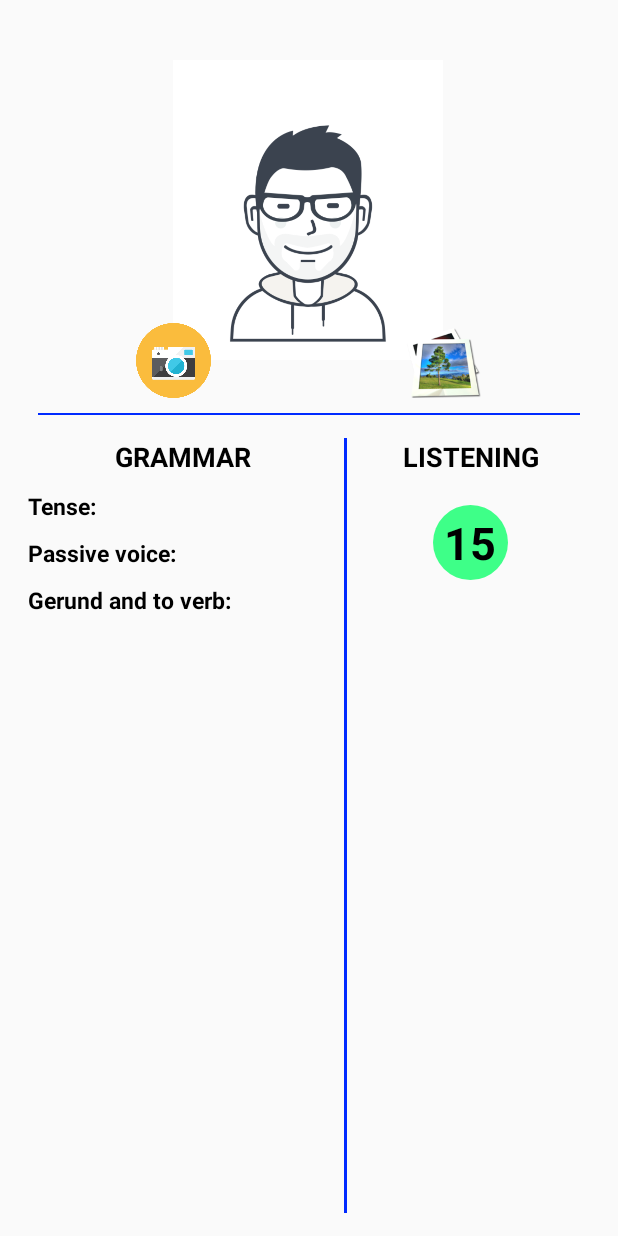
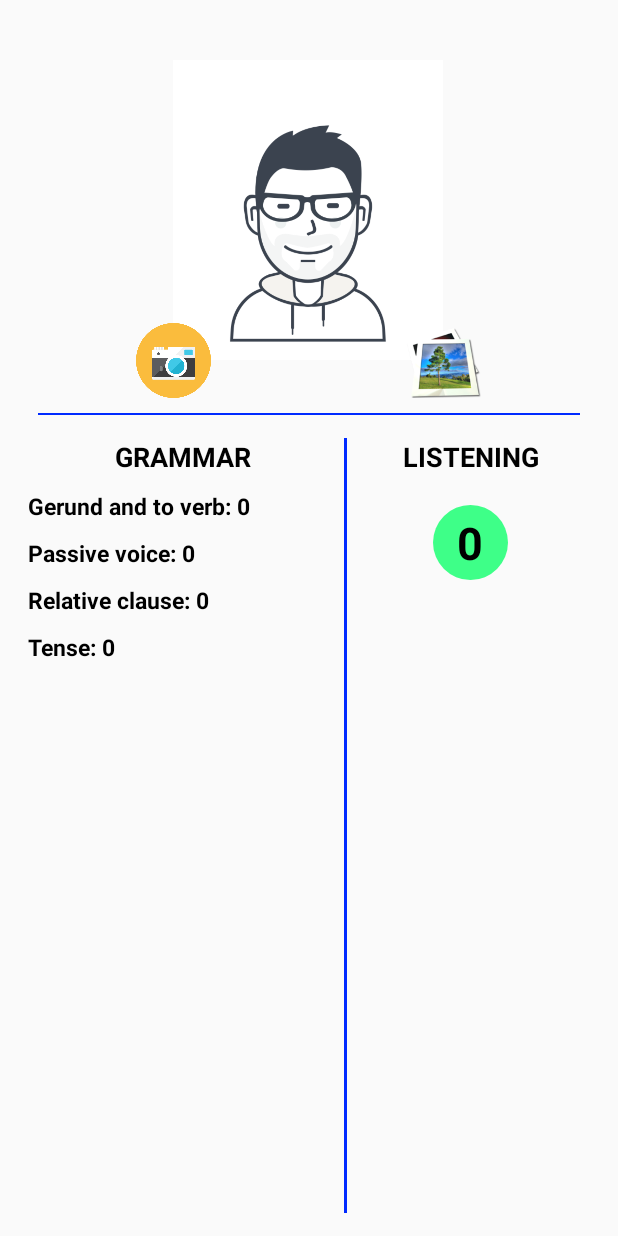
Before and after one commit to Thanhlongbem/English-Game, an Android app: the fragment InfomationFragment shown on its own in the app's theme, on a phone screen of 412 x 824 dp. Run offline under Robolectric (Android 15) with nearby library versions, the phone set to English and light mode, and no system bars; pictures from the network do not load.

Commit message:
save score ver 1

```diff
--- a/app/build.gradle
+++ b/app/build.gradle
@@ -10,7 +10,7 @@ android {
     compileSdkVersion 28
     defaultConfig {
         applicationId "thanhlongbanh8997.englishforeverybody"
-        minSdkVersion 17
+        minSdkVersion 16
         targetSdkVersion 28
         versionCode 1
         versionName "1.0"
@@ -22,6 +22,8 @@ android {
             minifyEnabled false
             proguardFiles getDefaultProguardFile('proguard-android.txt'), 'proguard-rules.pro'
         }
+    }
+    productFlavors {
     }
 }
 
--- a/app/src/main/java/thanhlongbanh8997/englishforeverybody/fragment/InfomationFragment.java
+++ b/app/src/main/java/thanhlongbanh8997/englishforeverybody/fragment/InfomationFragment.java
@@ -1,17 +1,21 @@
 package thanhlongbanh8997.englishforeverybody.fragment;
 
+import android.content.Context;
 import android.content.Intent;
+import android.content.SharedPreferences;
 import android.net.Uri;
 import android.os.Bundle;
 import android.provider.MediaStore;
 import android.support.annotation.NonNull;
 import android.support.annotation.Nullable;
 import android.support.v4.app.Fragment;
+import android.util.Log;
 import android.view.LayoutInflater;
 import android.view.View;
 import android.view.ViewGroup;
 import android.widget.Button;
 import android.widget.ImageView;
+import android.widget.TextView;
 
 import thanhlongbanh8997.englishforeverybody.R;
 
@@ -23,6 +27,12 @@ public class InfomationFragment extends Fragment {
     Button chooseImageFromGallery;
     Button usingCamera;
 
+    TextView userGrammarGerundAndToVerb;
+    TextView userGrammarPassiveVoice;
+    TextView userRelativeClause;
+    TextView userGrammarTense;
+    TextView userLisScore;
+
     public InfomationFragment() {
     }
 
@@ -31,9 +41,17 @@ public class InfomationFragment extends Fragment {
     public View onCreateView(@NonNull LayoutInflater inflater, @Nullable ViewGroup container, @Nullable Bundle savedInstanceState) {
         v = inflater.inflate(R.layout.fragment_info,container,false);
 
+
+        initView();
+        initScoreDefault();
+
+
+
         imgUser = v.findViewById(R.id.imgUser);
         chooseImageFromGallery = v.findViewById(R.id.chooseImageFromGallery);
         usingCamera = v.findViewById(R.id.usingCamera);
+
+
 
         ImageGallery();
         UsingCamera();
@@ -43,6 +61,32 @@ public class InfomationFragment extends Fragment {
 
 
         return v;
+    }
+
+    public void initView(){
+        userGrammarGerundAndToVerb = v.findViewById(R.id.userGrammarGerundAndToVerb);
+        userGrammarPassiveVoice = v.findViewById(R.id.userGrammarPassiveVoice);
+        userRelativeClause = v.findViewById(R.id.userRelativeClause);
+        userGrammarTense = v.findViewById(R.id.userGrammarTense);
+        userLisScore = v.findViewById(R.id.userLisScore);
+    }
+
+    public void initScoreDefault(){
+        SharedPreferences prefs = getContext().getSharedPreferences("SPFolder", Context.MODE_PRIVATE);
+        int ScoreGrm_GATV = prefs.getInt("GRAM_gatv", 0);
+        int ScoreGrm_PQ = prefs.getInt("GRM_pq", 0);
+        int ScoreGrm_RC = prefs.getInt("GRM_rc", 0);
+        int ScoreGrm_TQ = prefs.getInt("GRM_tq", 0);
+        int ScoreLIS = prefs.getInt("LIS", 0);
+
+
+
+        userGrammarGerundAndToVerb.setText("Gerund and to verb: " + String.valueOf(ScoreGrm_GATV));
+        userGrammarPassiveVoice.setText("Passive voice: " + String.valueOf(ScoreGrm_PQ));
+        userRelativeClause.setText("Relative clause: " + String.valueOf(ScoreGrm_RC));
+        userGrammarTense.setText("Tense: " + String.valueOf(ScoreGrm_TQ));
+        userLisScore.setText(String.valueOf(ScoreLIS));
+
     }
 
 
--- a/app/src/main/res/layout/fragment_info.xml
+++ b/app/src/main/res/layout/fragment_info.xml
@@ -5,6 +5,7 @@
     android:layout_width="match_parent"
     android:layout_height="match_parent"
     android:orientation="vertical"
+    android:weightSum="20"
     android:padding="15dp">
 
     <FrameLayout
@@ -30,7 +31,8 @@
                 android:layout_height="50dp"
                 android:layout_alignParentBottom="true"
                 android:layout_alignParentEnd="true"
-                android:background="@drawable/gallery" />
+                android:background="@drawable/gallery"
+                android:layout_alignParentRight="true" />
 
             <Button
                 android:id="@+id/usingCamera"
@@ -38,7 +40,8 @@
                 android:layout_height="50dp"
                 android:layout_alignParentBottom="true"
                 android:layout_alignParentStart="true"
-                android:background="@drawable/camera" />
+                android:background="@drawable/camera"
+                android:layout_alignParentLeft="true" />
 
         </RelativeLayout>
     </FrameLayout>
@@ -71,10 +74,10 @@
                 />
             <TextView
                 android:layout_marginLeft="3dp"
-                android:id="@+id/userGrammarTense"
+                android:id="@+id/userGrammarGerundAndToVerb"
                 android:layout_marginTop="10dp"
                 android:textStyle="bold"
-                android:text="Tense: "
+                android:text="Gerund and to verb: "
                 android:layout_width="match_parent"
                 android:layout_height="wrap_content"
                 android:textColor="@color/black"
@@ -93,15 +96,28 @@
                 />
             <TextView
                 android:layout_marginLeft="3dp"
-                android:id="@+id/userGrammarGerundAndToVerb"
+                android:id="@+id/userRelativeClause"
                 android:layout_marginTop="10dp"
                 android:textStyle="bold"
-                android:text="Gerund and to verb: "
+                android:text="Relative clause: "
                 android:layout_width="match_parent"
                 android:layout_height="wrap_content"
                 android:textColor="@color/black"
                 android:textSize="15sp"
                 />
+            <TextView
+                android:layout_marginLeft="3dp"
+                android:id="@+id/userGrammarTense"
+                android:layout_marginTop="10dp"
+                android:textStyle="bold"
+                android:text="Tense: "
+                android:layout_width="match_parent"
+                android:layout_height="wrap_content"
+                android:textColor="@color/black"
+                android:textSize="15sp"
+                />
+
+
         </LinearLayout>
 
         <View
@@ -134,12 +150,11 @@
                 android:layout_marginTop="20dp">
 
                 <TextView
-
+                    android:id="@+id/userLisScore"
                     android:layout_width="wrap_content"
                     android:layout_height="wrap_content"
                     android:layout_gravity="center"
                     android:gravity="center"
-
                     android:text="15"
                     android:textColor="@color/black"
                     android:textSize="30sp"
--- a/app/src/main/res/values/strings.xml
+++ b/app/src/main/res/values/strings.xml
@@ -17,7 +17,7 @@
     <string name="cau12">50.000.000 VND</string>
     <string name="cau13">70.000.000 VND</string>
     <string name="cau14">100.000.000 VND</string>
-    <string name="cau15">150.000.000 VND</string>
+    <string name="cau15">Champion</string>
 
 
 
```
Also changed, not shown: app/src/main/java/thanhlongbanh8997/englishforeverybody/MainActivity.java (+22 -1 lines), app/src/main/java/thanhlongbanh8997/englishforeverybody/grammar/GerundAndToVerb.java (+32 -6 lines), app/src/main/java/thanhlongbanh8997/englishforeverybody/grammar/PassivoiceQuestion.java (+12 -0 lines), app/src/main/java/thanhlongbanh8997/englishforeverybody/grammar/RelativeClause.java (+11 -0 lines), app/src/main/java/thanhlongbanh8997/englishforeverybody/grammar/TenseQuestion.java (+10 -0 lines), app/src/main/java/thanhlongbanh8997/englishforeverybody/listening/ContentListening.java (+33 -5 lines), app/src/main/res/layout/fragment_grammar.xml (+12 -11 lines).
